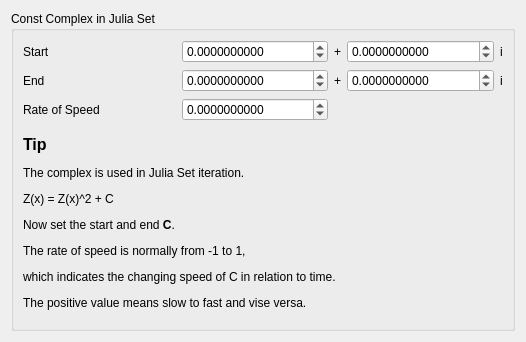
Teddy-van-Jerry/Fractal_Designer, file template_2_settings.ui: the form before one commit.
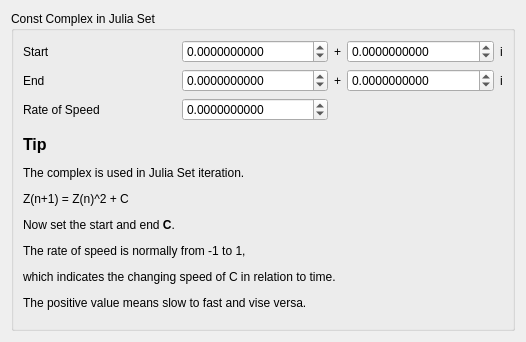
The form after the commit.

```diff
--- a/template_2_settings.ui
+++ b/template_2_settings.ui
@@ -146,7 +146,7 @@
       <item row="3" column="0" colspan="6">
        <widget class="QLabel" name="label_8">
         <property name="text">
-         <string>&lt;html&gt;&lt;head/&gt;&lt;body&gt;&lt;p&gt;&lt;span style=&quot; font-size:12pt; font-weight:600;&quot;&gt;Tip&lt;/span&gt;&lt;/p&gt;&lt;p&gt;The complex is used in Julia Set iteration.&lt;/p&gt;&lt;p&gt;Z(x) = Z(x)^2 + C&lt;/p&gt;&lt;p&gt;Now set the start and end &lt;span style=&quot; font-weight:600;&quot;&gt;C&lt;/span&gt;.&lt;/p&gt;&lt;p&gt;The rate of speed is normally from -1 to 1,&lt;/p&gt;&lt;p&gt;which indicates the changing speed of C in relation to time.&lt;/p&gt;&lt;p&gt;The positive value means slow to fast and vise versa.&lt;/p&gt;&lt;/body&gt;&lt;/html&gt;</string>
+         <string>&lt;html&gt;&lt;head/&gt;&lt;body&gt;&lt;p&gt;&lt;span style=&quot; font-size:12pt; font-weight:600;&quot;&gt;Tip&lt;/span&gt;&lt;/p&gt;&lt;p&gt;The complex is used in Julia Set iteration.&lt;/p&gt;&lt;p&gt;Z(n+1) = Z(n)^2 + C&lt;/p&gt;&lt;p&gt;Now set the start and end &lt;span style=&quot; font-weight:600;&quot;&gt;C&lt;/span&gt;.&lt;/p&gt;&lt;p&gt;The rate of speed is normally from -1 to 1,&lt;/p&gt;&lt;p&gt;which indicates the changing speed of C in relation to time.&lt;/p&gt;&lt;p&gt;The positive value means slow to fast and vise versa.&lt;/p&gt;&lt;/body&gt;&lt;/html&gt;</string>
         </property>
        </widget>
       </item>
```
